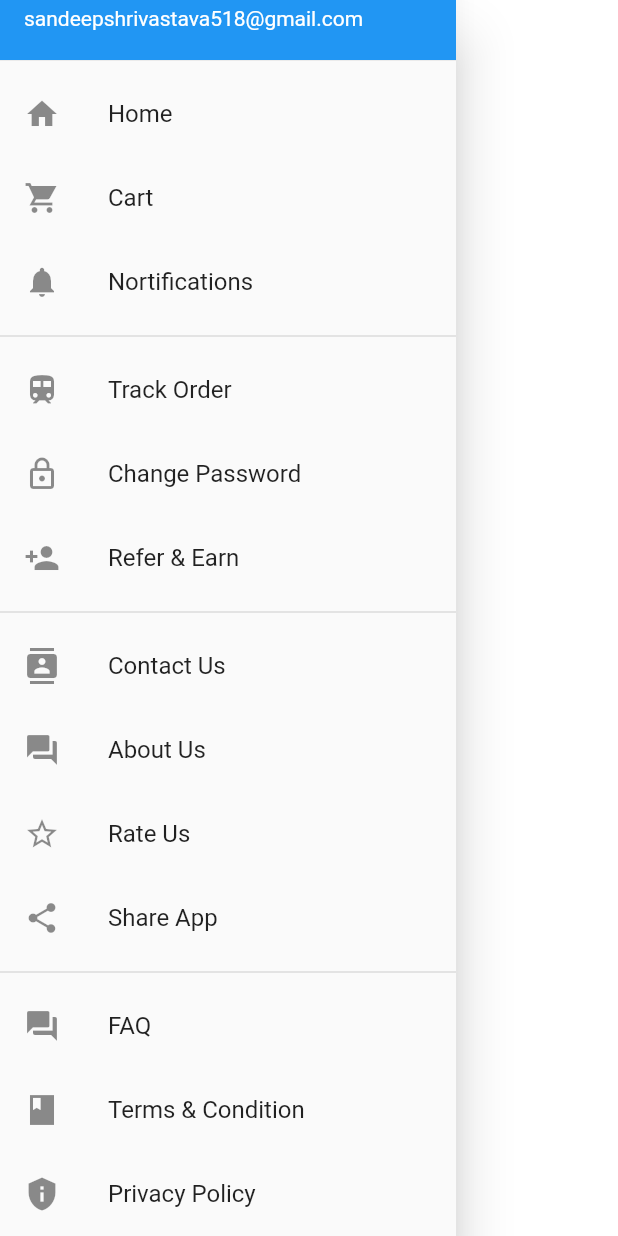
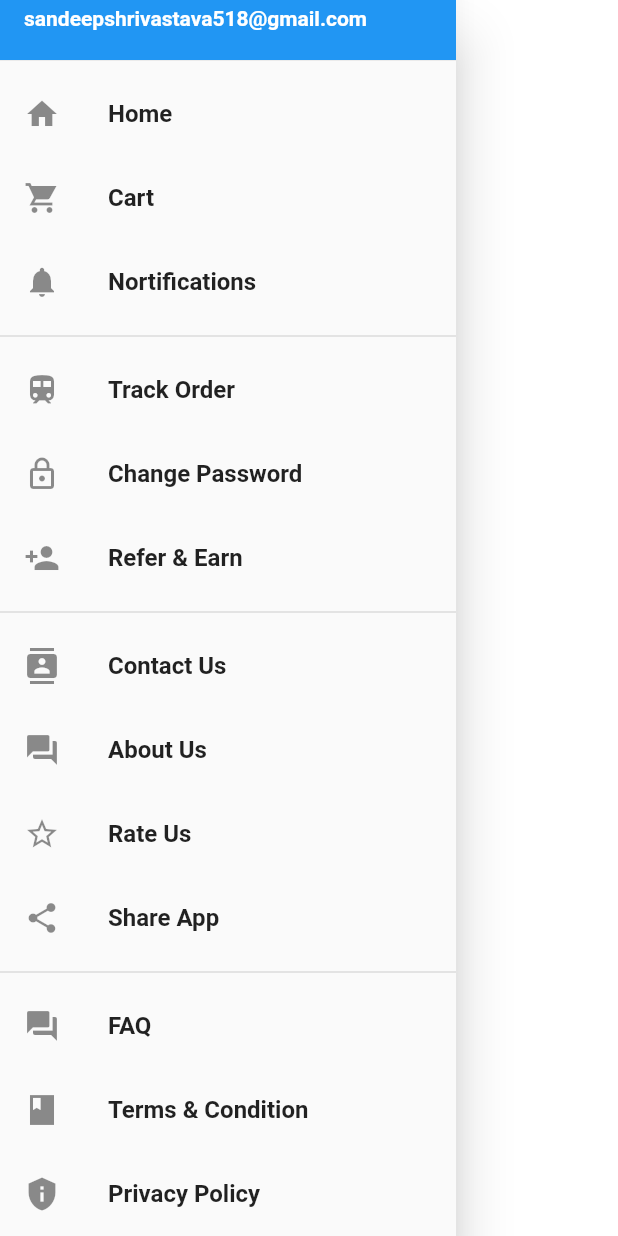
Before and after one commit to sandy836/BooKart, a Flutter app: the DrawerWidget widget shown alone on an empty page, opened directly, scrolled down 121 dp, on a phone screen of 412 x 824 dp. Run offline on Flutter 3.47's test engine with Material 2 defaults, Android fonts, the phone set to English and light mode, and no system bars; our stand-ins replace carousel_slider; network calls fail.

```diff
--- a/lib/Pages/drawer.dart
+++ b/lib/Pages/drawer.dart
@@ -14,11 +14,11 @@ class DrawerWidget extends StatelessWidget {
           UserAccountsDrawerHeader(
             accountName: Text(
               "Sandip Shrivastava",
-              style: TextStyle(fontWeight: FontWeight.w400),
+              style: TextStyle(fontWeight: FontWeight.w600),
             ),
             accountEmail: Text(
               "sandeepshrivastava518@gmail.com",
-              style: TextStyle(fontWeight: FontWeight.w400),
+              style: TextStyle(fontWeight: FontWeight.w600),
             ),
             currentAccountPicture: CircleAvatar(
                 backgroundImage: NetworkImage(
@@ -28,21 +28,21 @@ class DrawerWidget extends StatelessWidget {
             leading: Icon(Icons.home),
             title: Text(
               "Home",
-              style: TextStyle(fontWeight: FontWeight.w400),
+              style: TextStyle(fontWeight: FontWeight.w600),
             ),
           ),
           ListTile(
             leading: Icon(Icons.shopping_cart_sharp),
             title: Text(
               "Cart",
-              style: TextStyle(fontWeight: FontWeight.w400),
+              style: TextStyle(fontWeight: FontWeight.w600),
             ),
           ),
           ListTile(
             leading: Icon(Icons.notifications),
             title: Text(
               "Nortifications",
-              style: TextStyle(fontWeight: FontWeight.w400),
+              style: TextStyle(fontWeight: FontWeight.w600),
             ),
           ),
           Divider(
@@ -52,21 +52,21 @@ class DrawerWidget extends StatelessWidget {
             leading: Icon(Icons.train),
             title: Text(
               "Track Order",
-              style: TextStyle(fontWeight: FontWeight.w400),
+              style: TextStyle(fontWeight: FontWeight.w600),
             ),
           ),
           ListTile(
             leading: Icon(Icons.lock_outlined),
             title: Text(
               "Change Password",
-              style: TextStyle(fontWeight: FontWeight.w400),
+              style: TextStyle(fontWeight: FontWeight.w600),
             ),
           ),
           ListTile(
             leading: Icon(Icons.person_add),
             title: Text(
               "Refer & Earn",
-              style: TextStyle(fontWeight: FontWeight.w400),
+              style: TextStyle(fontWeight: FontWeight.w600),
             ),
           ),
           Divider(
@@ -76,28 +76,28 @@ class DrawerWidget extends StatelessWidget {
             leading: Icon(Icons.contacts),
             title: Text(
               "Contact Us",
-              style: TextStyle(fontWeight: FontWeight.w400),
+              style: TextStyle(fontWeight: FontWeight.w600),
             ),
           ),
           ListTile(
             leading: Icon(Icons.question_answer),
             title: Text(
               "About Us",
-              style: TextStyle(fontWeight: FontWeight.w400),
+              style: TextStyle(fontWeight: FontWeight.w600),
             ),
           ),
           ListTile(
             leading: Icon(Icons.star_border_outlined),
             title: Text(
               "Rate Us",
-              style: TextStyle(fontWeight: FontWeight.w400),
+              style: TextStyle(fontWeight: FontWeight.w600),
             ),
           ),
           ListTile(
             leading: Icon(Icons.share),
             title: Text(
               "Share App",
-              style: TextStyle(fontWeight: FontWeight.w400),
+              style: TextStyle(fontWeight: FontWeight.w600),
             ),
           ),
           Divider(
@@ -107,21 +107,21 @@ class DrawerWidget extends StatelessWidget {
             leading: Icon(Icons.question_answer),
             title: Text(
               "FAQ",
-              style: TextStyle(fontWeight: FontWeight.w400),
+              style: TextStyle(fontWeight: FontWeight.w600),
             ),
           ),
           ListTile(
             leading: Icon(Icons.book_sharp),
             title: Text(
               "Terms & Condition",
-              style: TextStyle(fontWeight: FontWeight.w400),
+              style: TextStyle(fontWeight: FontWeight.w600),
             ),
           ),
           ListTile(
             leading: Icon(Icons.privacy_tip),
             title: Text(
               "Privacy Policy",
-              style: TextStyle(fontWeight: FontWeight.w400),
+              style: TextStyle(fontWeight: FontWeight.w600),
             ),
           ),
         ],
--- a/lib/util/generic_listView.dart
+++ b/lib/util/generic_listView.dart
@@ -29,7 +29,7 @@ class _GenericListViewState extends State<GenericListView> {
       scrollType = Axis.vertical;
     }
     return Container(
-      margin: const EdgeInsets.only(top: 5.0),
+      padding: const EdgeInsets.only(top: 5.0, bottom: 5.0),
       height: 270.0,
       child: ListView.builder(
         shrinkWrap: true,
```
Also changed, not shown: lib/Pages/home_page.dart (+32 -1 lines).
